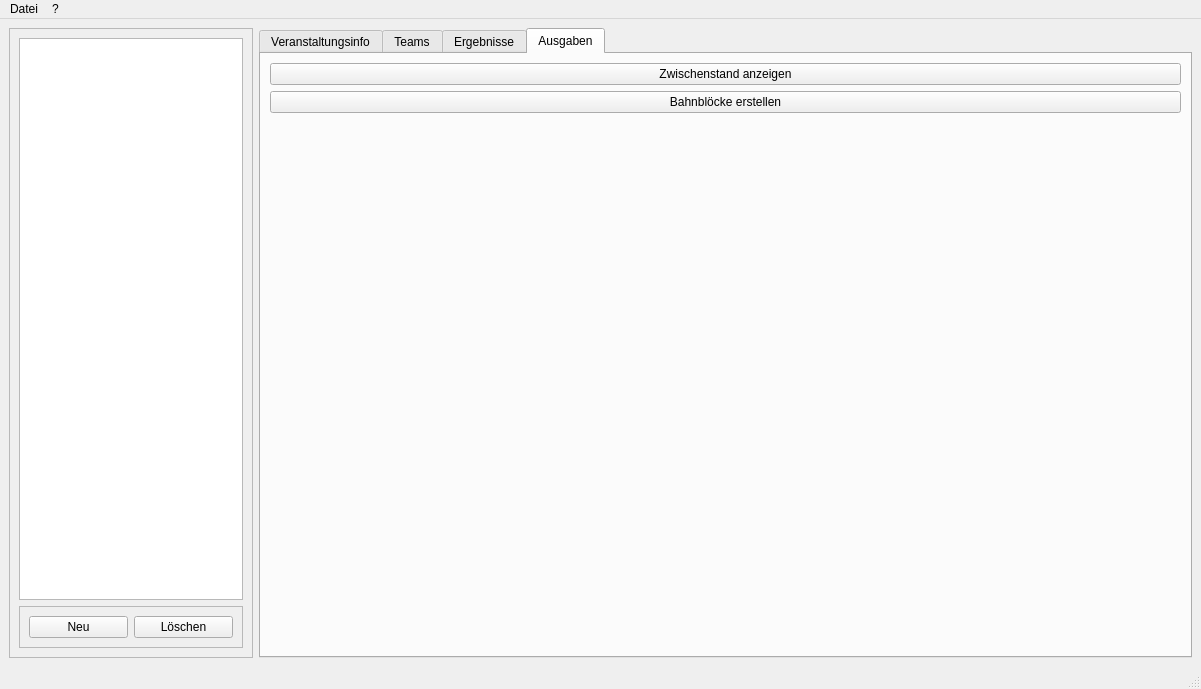
The window that mainwindow.ui (uoul/Obelus) describes before a commit, drawn with Qt 5.
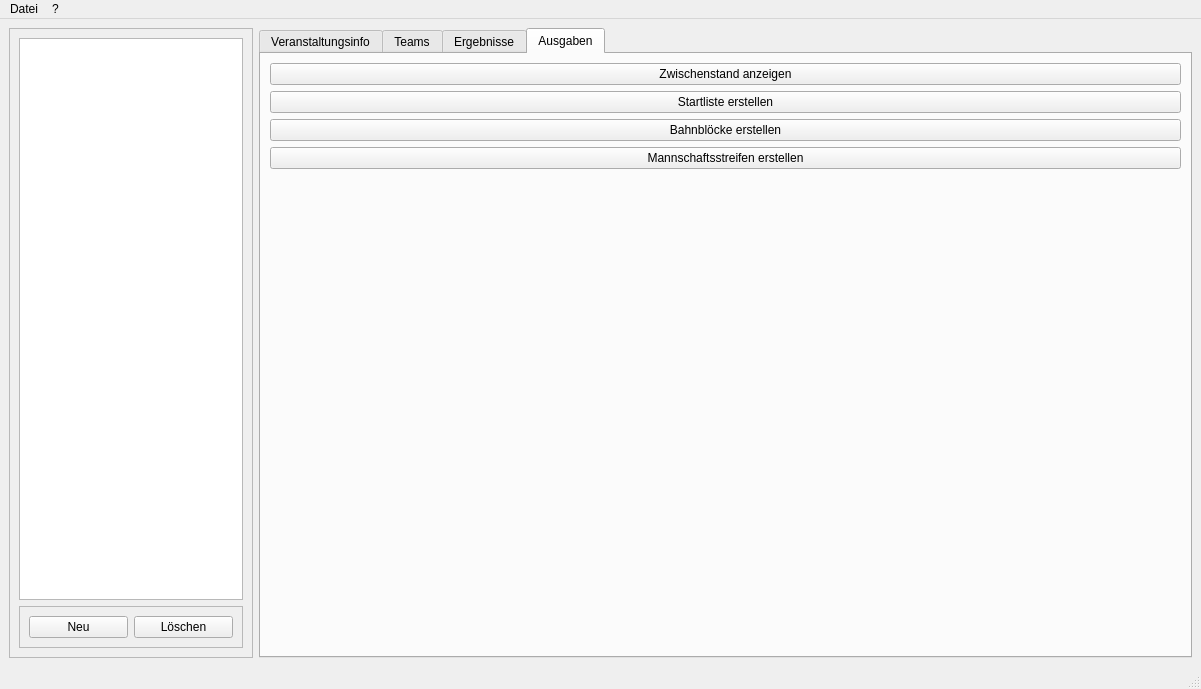
The same window after the commit. Icons and pictures are not drawn.

Commit message: Creation of StartingList included

What changed in the file:
```diff
--- a/mainwindow.ui
+++ b/mainwindow.ui
@@ -585,6 +585,13 @@
             </property>
            </widget>
           </item>
+          <item>
+           <widget class="QPushButton" name="pushButton_createStartList">
+            <property name="text">
+             <string>Startliste erstellen</string>
+            </property>
+           </widget>
+          </item>
           <item>
            <widget class="QPushButton" name="pushButton_createPlaygroundResultsLog">
             <property name="text">
@@ -592,6 +599,13 @@
             </property>
            </widget>
           </item>
+          <item>
+           <widget class="QPushButton" name="pushButton_createTeamMatchPlan">
+            <property name="text">
+             <string>Mannschaftsstreifen erstellen</string>
+            </property>
+           </widget>
+          </item>
           <item>
            <spacer name="verticalSpacer">
             <property name="orientation">
```
The commit also changes 4 other files.
